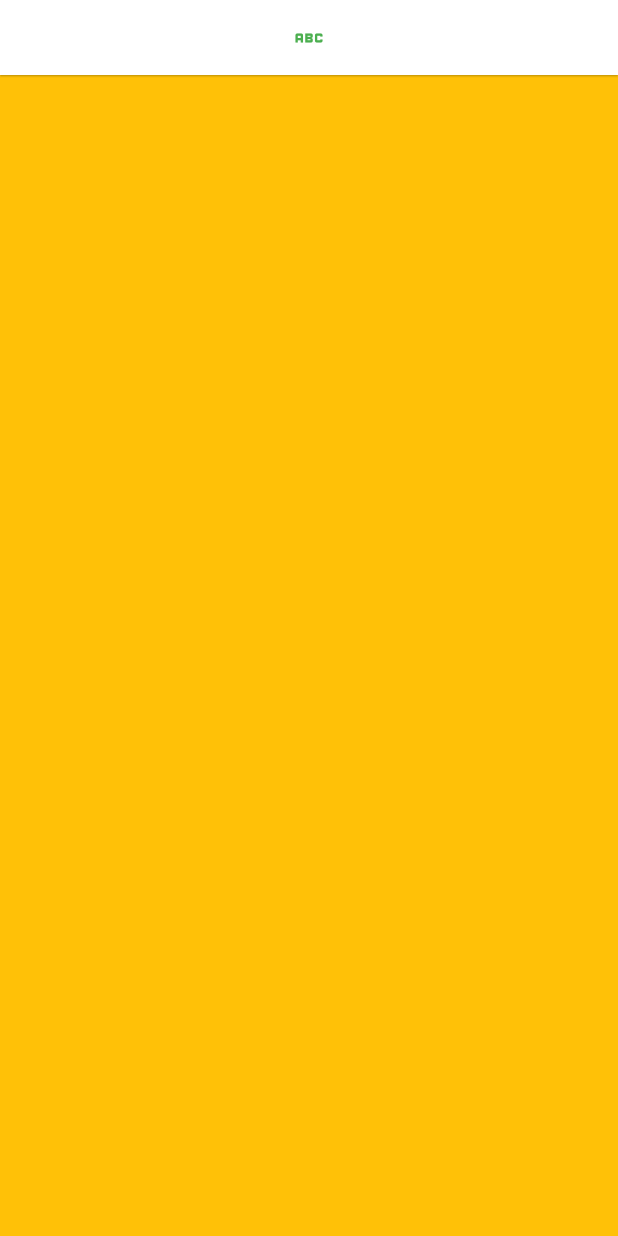
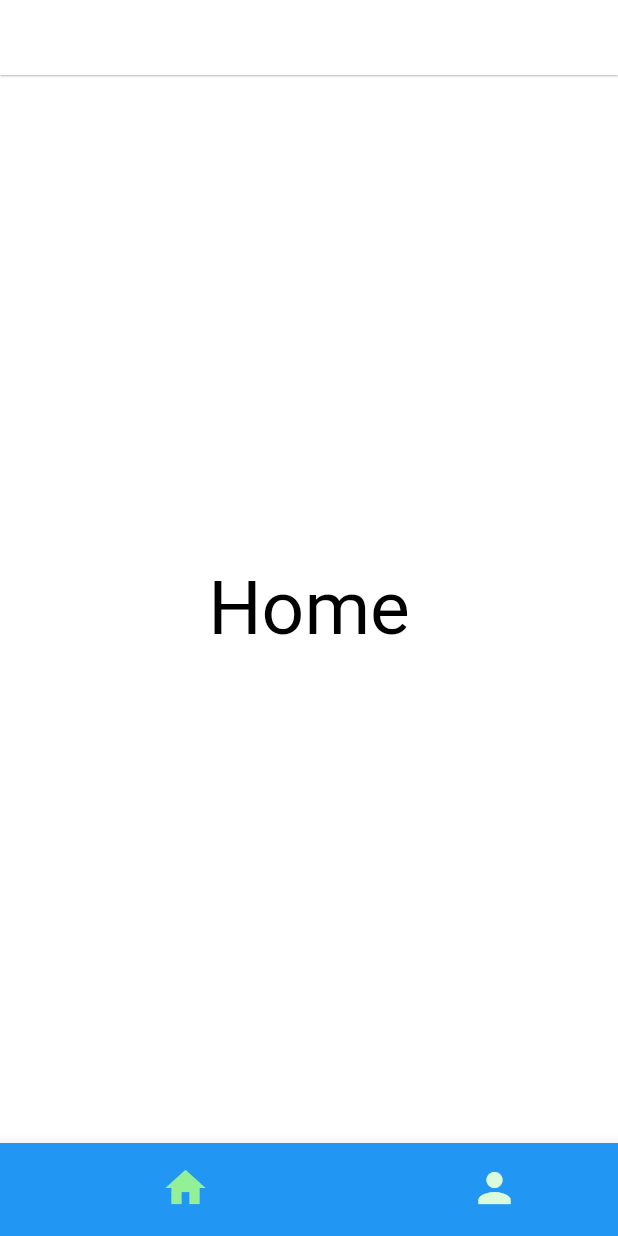
Before and after one commit to Ludige/CodeBreak, a Flutter app: the screen it shows after launch, on a phone screen of 412 x 824 dp. Run offline on Flutter 3.47's test engine with Material 2 defaults, Android fonts, the phone set to English and light mode, and no system bars; our stand-ins replace get.

```diff
--- a/lib/Components/appbar_component.dart
+++ b/lib/Components/appbar_component.dart
@@ -5,9 +5,9 @@ import '../Misc/Themes/themes.dart';
 // import '../Misc/'; SharedPreferences
 
 class ComponentAppBar extends StatefulWidget implements PreferredSizeWidget {
-  Function? onTap;
+  // Function? onTap;
 
-  ComponentAppBar({super.key, this.onTap});
+  const ComponentAppBar({super.key});
 
   @override
   State<ComponentAppBar> createState() => _ComponentAppBarState();
@@ -30,10 +30,9 @@ class _ComponentAppBarState extends State<ComponentAppBar> {
   Widget build(BuildContext context) {
     return AppBar(
       title: const SizedBox(
-        width: 35,
         child: Icon(
-          Icons.abc,
-          color: Colors.green,
+          Icons.access_time,
+          color: Colors.white,
         ),
         // Image.asset("assets/image/logo.png", scale: 3),
       ),
--- a/lib/Screens/home_screen.dart
+++ b/lib/Screens/home_screen.dart
@@ -10,12 +10,55 @@ class ScreenHome extends StatefulWidget {
 }
 
 class _ScreenHomeState extends State<ScreenHome> {
+  int currentIndex = 0;
+
+  final screens = const [
+    Center(
+      child: Text(
+        "Home",
+        style: TextStyle(fontSize: 50, color: Colors.black),
+      ),
+    ),
+    Center(
+      child: Text(
+        "Profile",
+        style: TextStyle(fontSize: 50, color: Colors.black),
+      ),
+    ),
+  ];
+  // IndexedStack no body pra mover entre paginas sem ele recarregar
   @override
   Widget build(BuildContext context) {
     return SafeArea(
       child: Scaffold(
-        appBar: ComponentAppBar(),
-        backgroundColor: Colors.amber,
+        appBar: const ComponentAppBar(),
+        backgroundColor: Colors.white,
+        body: screens[currentIndex],
+        bottomNavigationBar: BottomNavigationBar(
+          type: BottomNavigationBarType.shifting,
+          backgroundColor: Colors.blue,
+          iconSize: 32,
+          selectedItemColor: const Color.fromARGB(255, 148, 240, 151),
+          unselectedItemColor: const Color.fromARGB(255, 220, 250, 220),
+          showSelectedLabels: false,
+          showUnselectedLabels: false,
+          currentIndex: currentIndex,
+          onTap: (value) => setState(() {
+            currentIndex = value;
+          }),
+          items: const [
+            BottomNavigationBarItem(
+              icon: Icon(Icons.home),
+              label: "Home",
+              backgroundColor: Colors.blue,
+            ),
+            BottomNavigationBarItem(
+              icon: Icon(Icons.person),
+              label: "Profile",
+              backgroundColor: Colors.blue,
+            )
+          ],
+        ),
       ),
     );
   }
```
